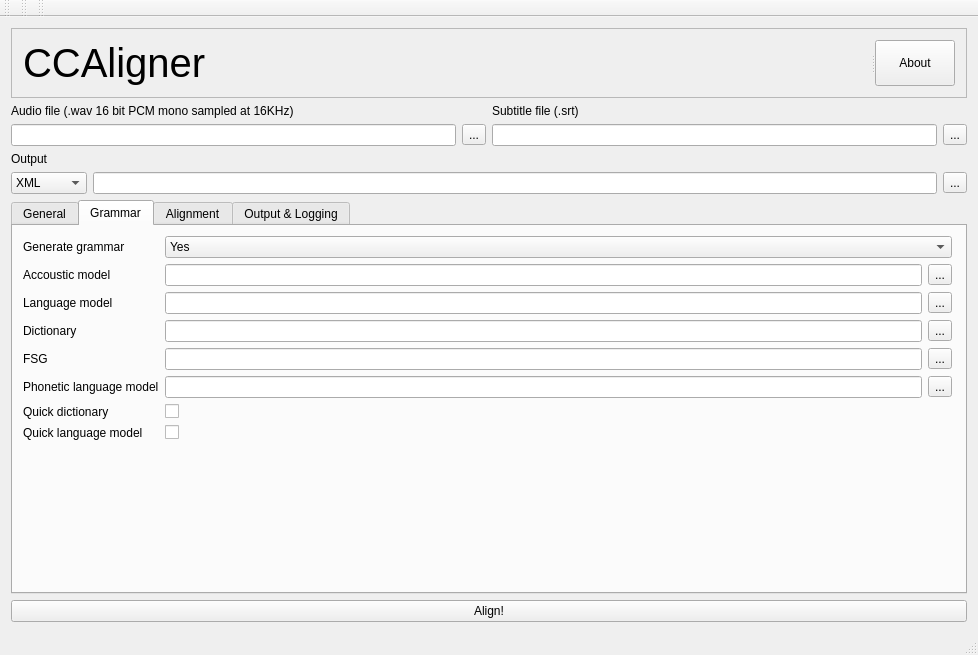
This is ccaligner-gui/mainwindow.ui in alufers/ccaligner-gui as Qt 5 draws it before an edit. The edited form follows.
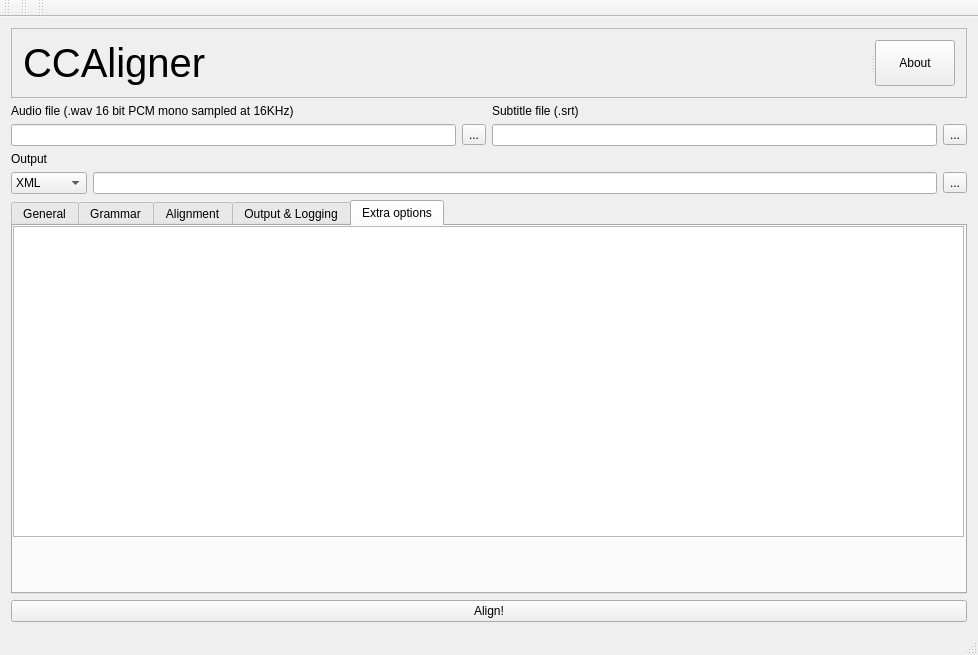
This is the edited form.

Commit message: Added extra options textarea

The edit to the form file:
```diff
--- a/ccaligner-gui/mainwindow.ui
+++ b/ccaligner-gui/mainwindow.ui
@@ -189,7 +189,7 @@
       <item>
        <widget class="QTabWidget" name="tabWidget">
         <property name="currentIndex">
-         <number>1</number>
+         <number>4</number>
         </property>
         <widget class="QWidget" name="generalPage">
          <attribute name="title">
@@ -653,6 +653,21 @@
           </layout>
          </widget>
         </widget>
+        <widget class="QWidget" name="extraOptionsTab">
+         <attribute name="title">
+          <string>Extra options</string>
+         </attribute>
+         <widget class="QPlainTextEdit" name="extraOptionsPlainTextEdit">
+          <property name="geometry">
+           <rect>
+            <x>0</x>
+            <y>0</y>
+            <width>951</width>
+            <height>311</height>
+           </rect>
+          </property>
+         </widget>
+        </widget>
        </widget>
       </item>
      </layout>
```
The commit also changes 4 other files.
